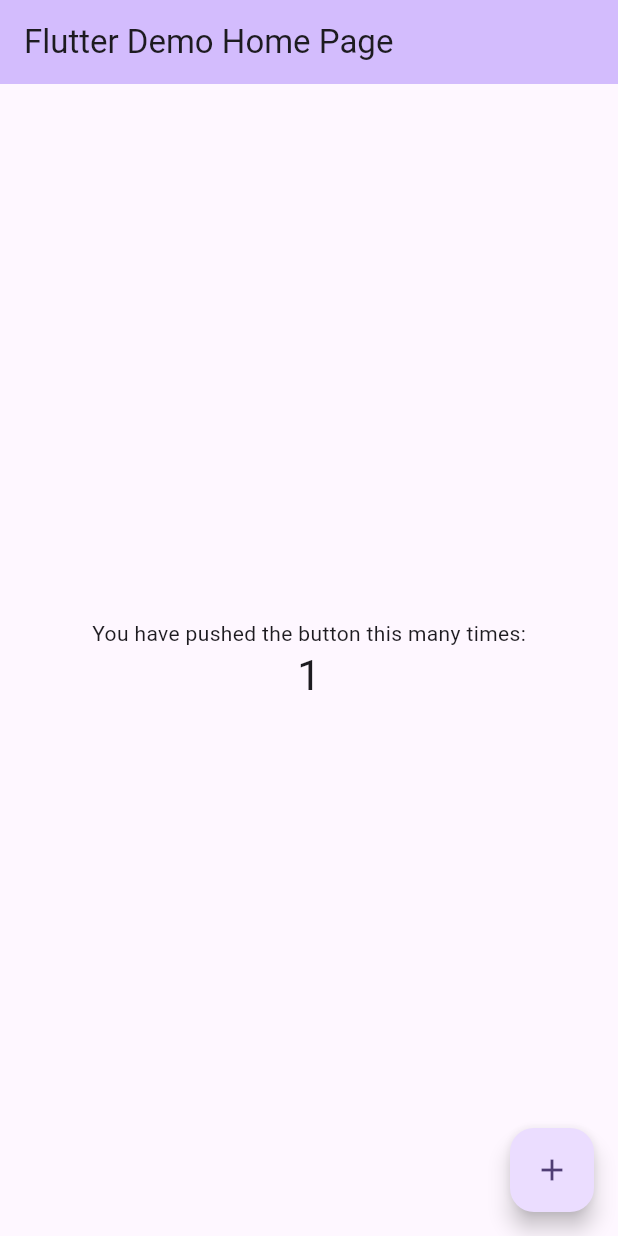
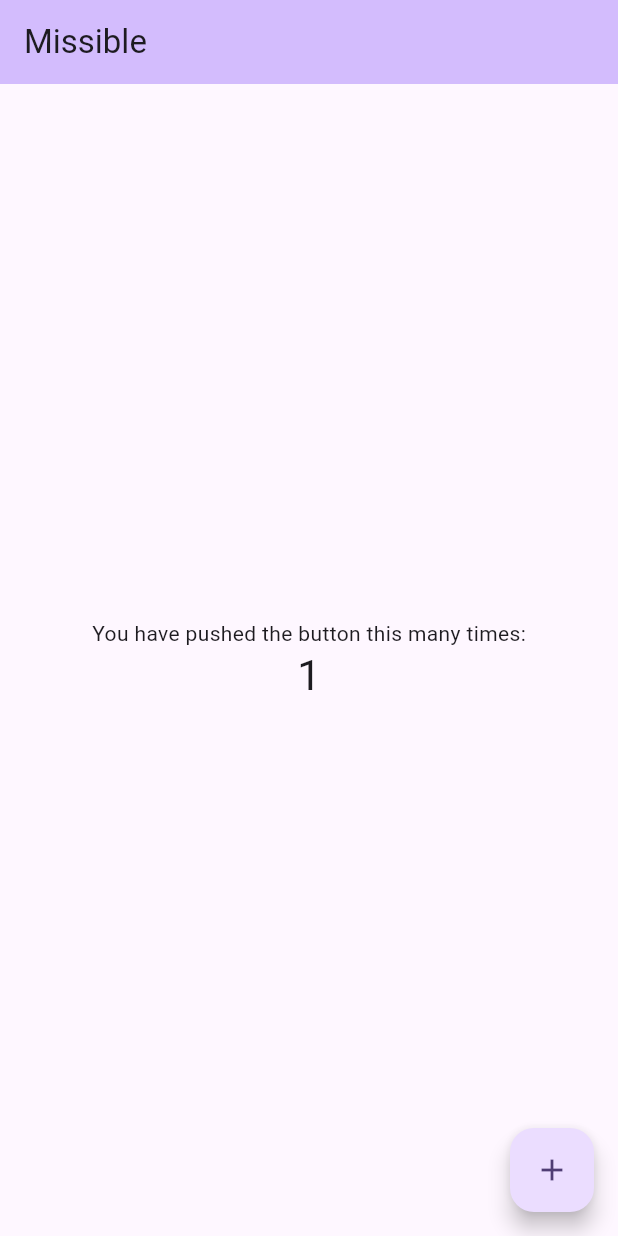
Before and after one commit to chplalex/missible, a Flutter app: the screen it shows after launch, after a tap on the "add" icon, on a phone screen of 412 x 824 dp. Run offline on Flutter 3.47's test engine with Material 3 defaults, Android fonts, the phone set to English and light mode, and no system bars.

```diff
--- a/lib/main.dart
+++ b/lib/main.dart
@@ -1,6 +1,7 @@
 import 'package:flutter/material.dart';
 
 void main() {
+  WidgetsFlutterBinding.ensureInitialized();
   runApp(const MyApp());
 }
 
@@ -10,12 +11,13 @@ class MyApp extends StatelessWidget {
   @override
   Widget build(BuildContext context) {
     return MaterialApp(
-      title: 'Flutter Demo',
+      debugShowCheckedModeBanner: false,
+      title: 'Missible',
       theme: ThemeData(
         colorScheme: ColorScheme.fromSeed(seedColor: Colors.deepPurple),
         useMaterial3: true,
       ),
-      home: const MyHomePage(title: 'Flutter Demo Home Page'),
+      home: const MyHomePage(title: 'Missible'),
     );
   }
 }
```
Also changed, not shown: assets/logo.png (added), 16 other files.
